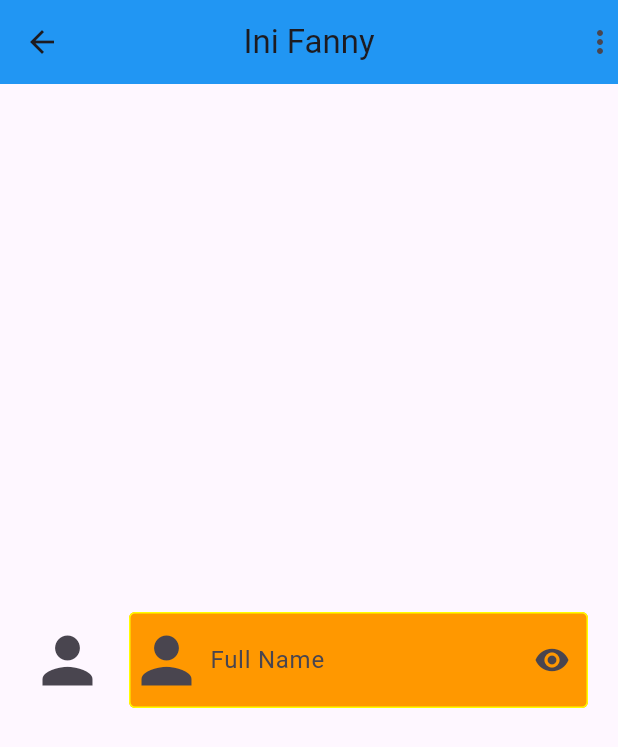
After one commit to fannyHere/Flutter_Section04_MediumWidget, a Flutter app: the decoration_textfield screen opened directly, on a phone screen of 412 x 824 dp. The commit adds this screen. Shown: the top 747 px of the screen. Run offline on Flutter 3.47's test engine with Material 3 defaults, Android fonts, the phone set to English and light mode, and no system bars.

Commit message:
added text field

```diff
--- /dev/null
+++ b/lib/04 TextField/decor_textfield.dart
@@ -0,0 +1,81 @@
+import 'package:flutter/material.dart';
+import 'package:section_4/appbar_widget.dart';
+
+class decoration_textfield extends StatelessWidget {
+  const decoration_textfield({super.key});
+
+  @override
+  Widget build(BuildContext context) {
+    return Scaffold(
+      appBar: appbar(),
+      body: Center(
+        child: Padding(
+          padding: EdgeInsets.all(20),
+          child: TextField(
+            autocorrect: false,
+            showCursor: true, //nunjukin kursor
+            cursorColor: Colors.blueAccent,
+            // cursorWidth: 10,
+            // cursorHeight: 25,
+            // cursorRadius: Radius.circular(20),
+
+            textAlign: TextAlign.start, //mulai ngetik dari mana kursornya
+            textAlignVertical: TextAlignVertical
+                .center, //kaya maunulis di bawah, tengah, taau atas garis
+            textCapitalization: TextCapitalization
+                .none, //buat kapitalatau ngganya => baiknya make none
+
+            style: TextStyle(
+              color: Colors.deepPurple,
+              fontSize: 20,
+            ),
+
+            decoration: InputDecoration(
+              fillColor: Colors.orange,
+              filled: true,
+              icon: Icon(
+                Icons.person,
+                size: 50,
+              ),
+              border: OutlineInputBorder(
+                  //ngga ngaru border sebelum focus ini udah default grey ==> eh ternyata bisa diganti make enabled
+                  //   borderSide: BorderSide(
+                  // color: Colors.pink,
+                  ),
+              //nih bisa diganti kwkwkwwk
+              enabledBorder: OutlineInputBorder(
+                  borderSide: BorderSide(
+                color: Colors.yellowAccent,
+              )),
+
+              focusedBorder: OutlineInputBorder(
+                  borderSide: BorderSide(
+                color: Colors.pink,
+              )),
+              prefix: Icon(Icons.add_a_photo),
+
+//dialnjutin lagi fan biar matanya kebuka
+
+              suffixIcon: IconButton(
+                  onPressed: () {}, icon: Icon(Icons.remove_red_eye)),
+
+              //make fungsi if else
+
+              prefixIcon: Icon(
+                //masukin icon ke colom pada awalan pre
+                Icons.person,
+                size: 50,
+              ),
+              //prefixText: "name: ", //pas diklik dia ada di dalam kolom name nya
+              hintText: "please input your name!",
+              hintStyle: TextStyle(
+                color: Colors.lightBlue,
+              ),
+              labelText: "Full Name",
+            ),
+          ),
+        ),
+      ),
+    );
+  }
+}
--- a/lib/main.dart
+++ b/lib/main.dart
@@ -1,5 +1,5 @@
 import 'package:flutter/material.dart';
-import 'package:section_4/14%20mapping_list/mapping_list.dart';
+import 'package:section_4/04%20TextField/txt_field_example.dart';
 
 void main() {
   runApp(MyApp());
@@ -12,7 +12,7 @@ class MyApp extends StatelessWidget {
   Widget build(BuildContext context) {
     return MaterialApp(
       debugShowCheckedModeBanner: false,
-      home: MappingList(),
+      home: ex_txt(),
     );
   }
 }
```
Also changed, not shown: lib/04 TextField/textfield.dart (+20 -2 lines), lib/04 TextField/txt_field_example.dart (added, +68 -0 lines), lib/15 Date Format/dateformat.dart (added).
